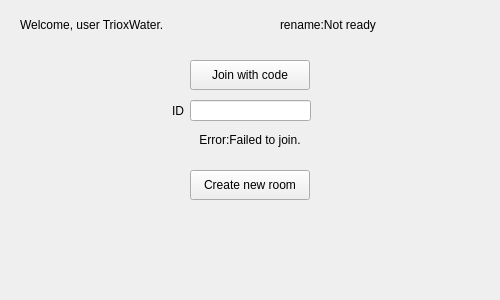
First picture: the form in mul_initwidget.ui, repository StopInvolution/ChineseCheckers, before the edit.
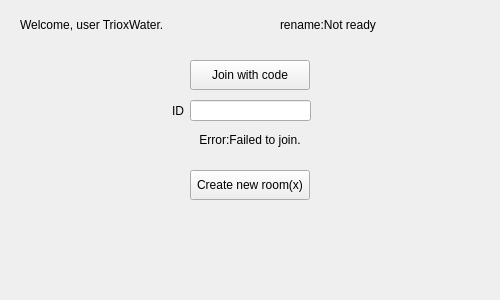
Second picture: the form after the edit.

Patch:
```diff
--- a/mul_initwidget.ui
+++ b/mul_initwidget.ui
@@ -49,7 +49,7 @@
     </rect>
    </property>
    <property name="text">
-    <string>Create new room</string>
+    <string>Create new room(x)</string>
    </property>
   </widget>
   <widget class="QLabel" name="label_2">
```
